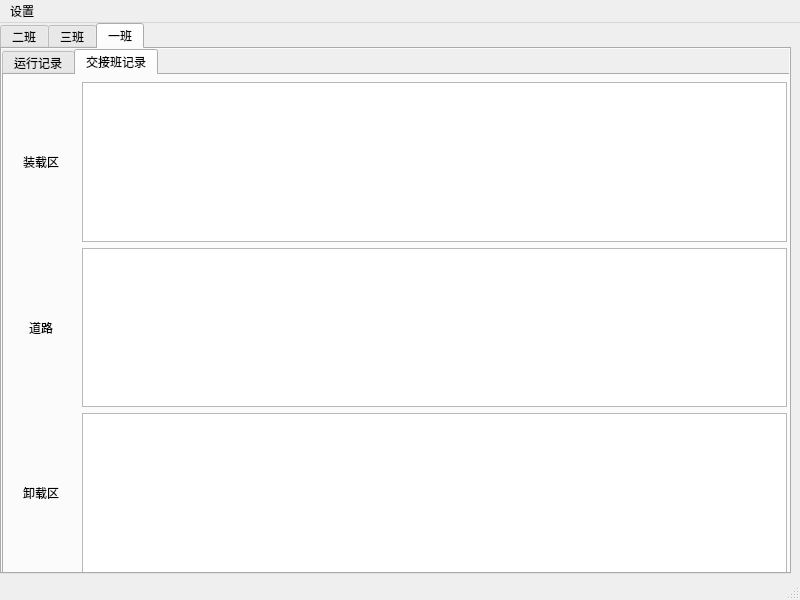
Before: the Qt Designer form 报表生成/ui/main.ui in enjoylearning96/QT, drawn with Qt 5.
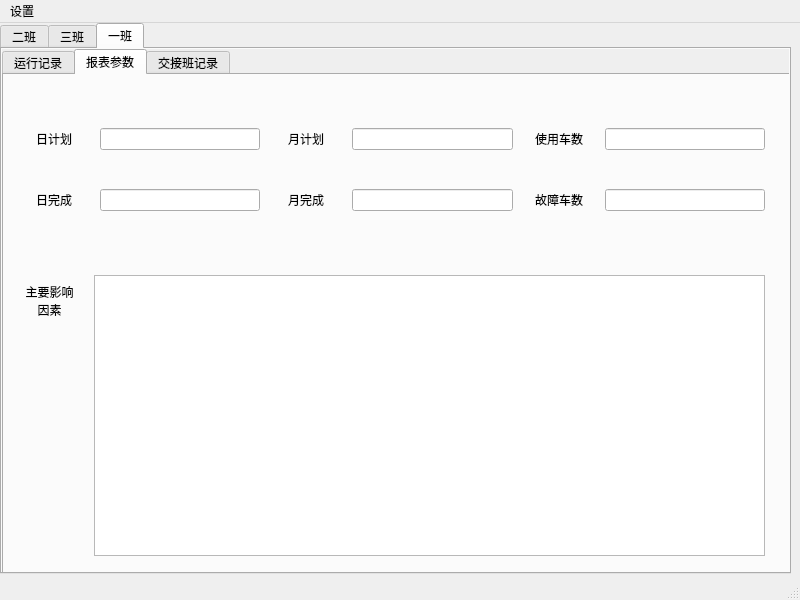
After: the same form once the commit is applied. The open tabs and pages were chosen to show the change.

Commit message: 修改主页面，增加交接班记录表

What changed in the file:
```diff
--- a/报表生成/ui/main.ui
+++ b/报表生成/ui/main.ui
@@ -852,6 +852,176 @@
         </widget>
        </widget>
       </widget>
+      <widget class="QWidget" name="tab_4">
+       <attribute name="title">
+        <string>报表参数</string>
+       </attribute>
+       <widget class="QTextEdit" name="textEdit">
+        <property name="geometry">
+         <rect>
+          <x>90</x>
+          <y>200</y>
+          <width>671</width>
+          <height>281</height>
+         </rect>
+        </property>
+       </widget>
+       <widget class="QLabel" name="label_25">
+        <property name="geometry">
+         <rect>
+          <x>10</x>
+          <y>200</y>
+          <width>71</width>
+          <height>51</height>
+         </rect>
+        </property>
+        <property name="text">
+         <string>主要影响
+因素</string>
+        </property>
+        <property name="alignment">
+         <set>Qt::AlignCenter</set>
+        </property>
+       </widget>
+       <widget class="QWidget" name="">
+        <property name="geometry">
+         <rect>
+          <x>10</x>
+          <y>20</y>
+          <width>751</width>
+          <height>151</height>
+         </rect>
+        </property>
+        <layout class="QGridLayout" name="gridLayout_7">
+         <item row="0" column="0">
+          <layout class="QHBoxLayout" name="horizontalLayout_4" stretch="1,2">
+           <item>
+            <widget class="QLabel" name="label_21">
+             <property name="text">
+              <string>日计划</string>
+             </property>
+             <property name="alignment">
+              <set>Qt::AlignCenter</set>
+             </property>
+            </widget>
+           </item>
+           <item>
+            <widget class="QLineEdit" name="lineEdit_12">
+             <property name="alignment">
+              <set>Qt::AlignCenter</set>
+             </property>
+            </widget>
+           </item>
+          </layout>
+         </item>
+         <item row="1" column="2">
+          <layout class="QHBoxLayout" name="horizontalLayout_3" stretch="1,2">
+           <item>
+            <widget class="QLabel" name="label_20">
+             <property name="text">
+              <string>月完成</string>
+             </property>
+             <property name="alignment">
+              <set>Qt::AlignCenter</set>
+             </property>
+            </widget>
+           </item>
+           <item>
+            <widget class="QLineEdit" name="lineEdit_11">
+             <property name="alignment">
+              <set>Qt::AlignCenter</set>
+             </property>
+            </widget>
+           </item>
+          </layout>
+         </item>
+         <item row="0" column="2">
+          <layout class="QHBoxLayout" name="horizontalLayout_5" stretch="1,2">
+           <item>
+            <widget class="QLabel" name="label_22">
+             <property name="text">
+              <string>月计划</string>
+             </property>
+             <property name="alignment">
+              <set>Qt::AlignCenter</set>
+             </property>
+            </widget>
+           </item>
+           <item>
+            <widget class="QLineEdit" name="lineEdit_13">
+             <property name="alignment">
+              <set>Qt::AlignCenter</set>
+             </property>
+            </widget>
+           </item>
+          </layout>
+         </item>
+         <item row="1" column="0">
+          <layout class="QHBoxLayout" name="horizontalLayout_2" stretch="1,2">
+           <item>
+            <widget class="QLabel" name="label_7">
+             <property name="text">
+              <string>日完成</string>
+             </property>
+             <property name="alignment">
+              <set>Qt::AlignCenter</set>
+             </property>
+            </widget>
+           </item>
+           <item>
+            <widget class="QLineEdit" name="lineEdit_4">
+             <property name="alignment">
+              <set>Qt::AlignCenter</set>
+             </property>
+            </widget>
+           </item>
+          </layout>
+         </item>
+         <item row="0" column="3">
+          <layout class="QHBoxLayout" name="horizontalLayout_6" stretch="1,2">
+           <item>
+            <widget class="QLabel" name="label_23">
+             <property name="text">
+              <string>使用车数</string>
+             </property>
+             <property name="alignment">
+              <set>Qt::AlignCenter</set>
+             </property>
+            </widget>
+           </item>
+           <item>
+            <widget class="QLineEdit" name="lineEdit_14">
+             <property name="alignment">
+              <set>Qt::AlignCenter</set>
+             </property>
+            </widget>
+           </item>
+          </layout>
+         </item>
+         <item row="1" column="3">
+          <layout class="QHBoxLayout" name="horizontalLayout_7" stretch="1,2">
+           <item>
+            <widget class="QLabel" name="label_24">
+             <property name="text">
+              <string>故障车数</string>
+             </property>
+             <property name="alignment">
+              <set>Qt::AlignCenter</set>
+             </property>
+            </widget>
+           </item>
+           <item>
+            <widget class="QLineEdit" name="lineEdit_15">
+             <property name="alignment">
+              <set>Qt::AlignCenter</set>
+             </property>
+            </widget>
+           </item>
+          </layout>
+         </item>
+        </layout>
+       </widget>
+      </widget>
       <widget class="QWidget" name="jiaojiebanjilu_3">
        <property name="sizePolicy">
         <sizepolicy hsizetype="Expanding" vsizetype="Expanding">
@@ -910,7 +1080,8 @@
             <enum>Qt::NoFocus</enum>
            </property>
            <property name="text">
-            <string>道路</string>
+            <string>道路及
+备停区</string>
            </property>
            <property name="alignment">
             <set>Qt::AlignCenter</set>
```
Left out of the diff: 96 changed lines with no effect on the pictures. The commit also changes 1 other file.
